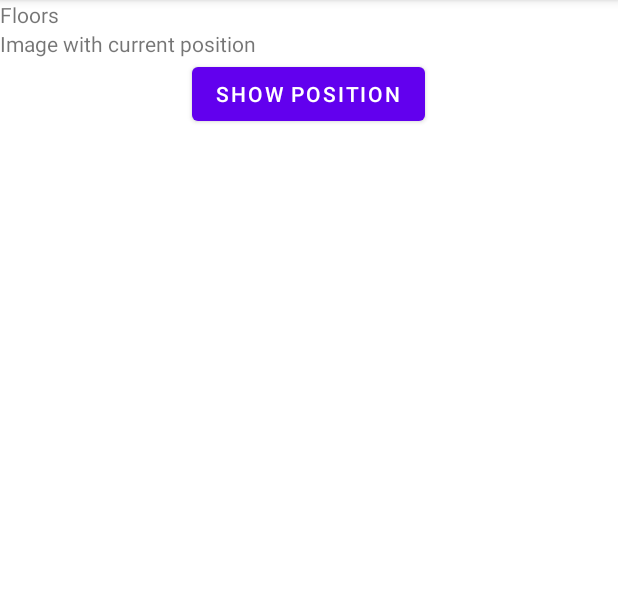
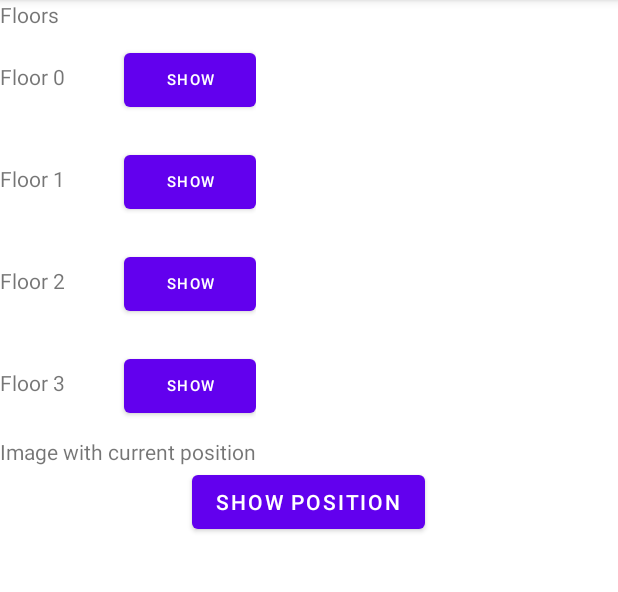
Before and after one commit to JCUKI/Shelly-Christmas-Challenge, an Android app: the screen it shows after launch (MainActivity), on a phone screen of 412 x 824 dp, the part 84-676 px from its top. Run offline under Robolectric (Android 15) with nearby library versions, the phone set to English and light mode, and no system bars.

Commit message:
*Minor changes to FloorRecycleView methods

```diff
--- a/Indoor_positioning_app/app/src/main/java/com/example/indoor_positioning_app/Floor.java
+++ b/Indoor_positioning_app/app/src/main/java/com/example/indoor_positioning_app/Floor.java
@@ -1,3 +1,5 @@
+package com.example.indoor_positioning_app;
+
 import java.util.ArrayList;
 
 //Implemented according to: https://guides.codepath.com/android/using-the-recyclerview
@@ -8,11 +10,6 @@ public class Floor {
     public Floor(String name, int number) {
         _name = name;
         _number = number;
-    }
-
-    public Floor() {
-        _name = "";
-        _number = 0;
     }
 
     public String getName() {
@@ -26,12 +23,12 @@ public class Floor {
     private static int lastContactId = 0;
 
     public static ArrayList<Floor> createFloorList(int numberOfFloors) {
-        ArrayList<Floor> floor = new ArrayList<Floor>();
+        ArrayList<Floor> floors = new ArrayList<Floor>();
 
         //TODO: fix this according to the actual number of floors
         for (int i = 0; i <= 3; i++) {
-            floor.add(new Floor("Floor" + Integer.toString(i), i));
+            floors.add(new Floor("Floor " + Integer.toString(i), i));
         }
-        return floor;
+        return floors;
     }
 }
--- a/Indoor_positioning_app/app/src/main/java/com/example/indoor_positioning_app/FloorAdapter.java
+++ b/Indoor_positioning_app/app/src/main/java/com/example/indoor_positioning_app/FloorAdapter.java
@@ -1,2 +1,78 @@
-package com.example.indoor_positioning_app;public class FloorAdapter {
+package com.example.indoor_positioning_app;
+
+import android.content.Context;
+import android.view.LayoutInflater;
+import android.view.View;
+import android.view.ViewGroup;
+import android.widget.Button;
+import android.widget.TextView;
+
+import androidx.annotation.NonNull;
+import androidx.recyclerview.widget.RecyclerView;
+
+import java.util.List;
+
+//Implemented according to: https://guides.codepath.com/android/using-the-recyclerview
+public class FloorAdapter extends RecyclerView.Adapter<FloorAdapter.ViewHolder> {
+    // Provide a direct reference to each of the views within a data item
+    // Used to cache the views within the item layout for fast access
+    public class ViewHolder extends RecyclerView.ViewHolder {
+        // Your holder should contain a member variable
+        // for any view that will be set as you render a row
+        public TextView nameTextView;
+        public Button messageButton;
+
+        // We also create a constructor that accepts the entire item row
+        // and does the view lookups to find each subview
+        public ViewHolder(View itemView) {
+            // Stores the itemView in a public final member variable that can be used
+            // to access the context from any ViewHolder instance.
+            super(itemView);
+
+            nameTextView = (TextView) itemView.findViewById(R.id.floor_name);
+            messageButton = (Button) itemView.findViewById(R.id.message_button);
+        }
+    }
+
+    // Store a member variable for the floor
+    private List<Floor> mFloors;
+
+    // Pass in the contact array into the constructor
+    public FloorAdapter(List<Floor> floors) {
+        mFloors = floors;
+    }
+
+    // Usually involves inflating a layout from XML and returning the holder
+    @NonNull
+    @Override
+    public ViewHolder onCreateViewHolder(@NonNull ViewGroup parent, int viewType) {
+        Context context = parent.getContext();
+        LayoutInflater inflater = LayoutInflater.from(context);
+
+        // Inflate the custom layout
+        View contactView = inflater.inflate(R.layout.item_floor, parent, false);
+
+        // Return a new holder instance
+        ViewHolder viewHolder = new ViewHolder(contactView);
+        return viewHolder;
+    }
+
+    // Involves populating data into the item through holder
+    @Override
+    public void onBindViewHolder(@NonNull ViewHolder holder, int position) {
+        // Get the data model based on position
+        Floor floor = mFloors.get(position);
+
+        // Set item views based on your views and data model
+        TextView textView = holder.nameTextView;
+        textView.setText(floor.getName());
+        Button button = holder.messageButton;
+        button.setText("Show");
+    }
+
+    // Returns the total count of items in the list
+    @Override
+    public int getItemCount() {
+        return mFloors.size();
+    }
 }
--- a/Indoor_positioning_app/app/src/main/java/com/example/indoor_positioning_app/MainActivity.java
+++ b/Indoor_positioning_app/app/src/main/java/com/example/indoor_positioning_app/MainActivity.java
@@ -1,14 +1,39 @@
 package com.example.indoor_positioning_app;
 
 import androidx.appcompat.app.AppCompatActivity;
+import androidx.recyclerview.widget.LinearLayoutManager;
+import androidx.recyclerview.widget.LinearSnapHelper;
+import androidx.recyclerview.widget.RecyclerView;
+import androidx.recyclerview.widget.SnapHelper;
 
 import android.os.Bundle;
 
+import java.util.ArrayList;
+
 public class MainActivity extends AppCompatActivity {
+
+    ArrayList<Floor> floors;
 
     @Override
     protected void onCreate(Bundle savedInstanceState) {
         super.onCreate(savedInstanceState);
         setContentView(R.layout.activity_main);
+
+        initializeFloorsRecycleView();
+    }
+
+    private void initializeFloorsRecycleView()
+    {
+        // Lookup the recyclerview in activity layout
+        RecyclerView rvFloors = (RecyclerView) findViewById(R.id.rvFloors);
+
+        // Initialize contacts
+        floors = Floor.createFloorList(20);
+        // Create adapter passing in the sample user data
+        FloorAdapter adapter = new FloorAdapter(floors);
+        // Attach the adapter to the recyclerview to populate items
+        rvFloors.setAdapter(adapter);
+        // Set layout manager to position the items
+        rvFloors.setLayoutManager(new LinearLayoutManager(this));
     }
 }
--- a/Indoor_positioning_app/app/src/main/res/layout/activity_main.xml
+++ b/Indoor_positioning_app/app/src/main/res/layout/activity_main.xml
@@ -14,6 +14,14 @@
             android:layout_height="match_parent">
         <TextView
             android:text="Floors"/>
+        </TableRow>
+        <TableRow>
+            <androidx.recyclerview.widget.RecyclerView
+                android:id="@+id/rvFloors"
+                app:layout_constraintBottom_toBottomOf="parent"
+                app:layout_constraintEnd_toEndOf="parent"
+                app:layout_constraintStart_toStartOf="parent"
+                app:layout_constraintTop_toTopOf="parent" />
         </TableRow>
         <TableRow
             android:layout_width="match_parent"
--- a/Indoor_positioning_app/app/src/main/res/layout/item_floor.xml
+++ b/Indoor_positioning_app/app/src/main/res/layout/item_floor.xml
@@ -1,6 +1,25 @@
 <?xml version="1.0" encoding="utf-8"?>
-<androidx.constraintlayout.widget.ConstraintLayout xmlns:android="http://schemas.android.com/apk/res/android"
-             android:layout_width="match_parent"
-             android:layout_height="match_parent">
+<LinearLayout
+    xmlns:android="http://schemas.android.com/apk/res/android"
+    android:orientation="horizontal"
+    android:layout_width="match_parent"
+    android:layout_height="wrap_content"
+    android:paddingTop="10dp"
+    android:paddingBottom="10dp"
+    >
 
-</androidx.constraintlayout.widget.ConstraintLayout>
+    <TextView
+        android:id="@+id/floor_name"
+        android:layout_width="0dp"
+        android:layout_height="wrap_content"
+        android:layout_weight="1"
+        />
+    <Button
+        android:id="@+id/message_button"
+        android:layout_width="wrap_content"
+        android:layout_height="wrap_content"
+        android:paddingLeft="16dp"
+        android:paddingRight="16dp"
+        android:textSize="10sp"
+        />
+</LinearLayout>
```
